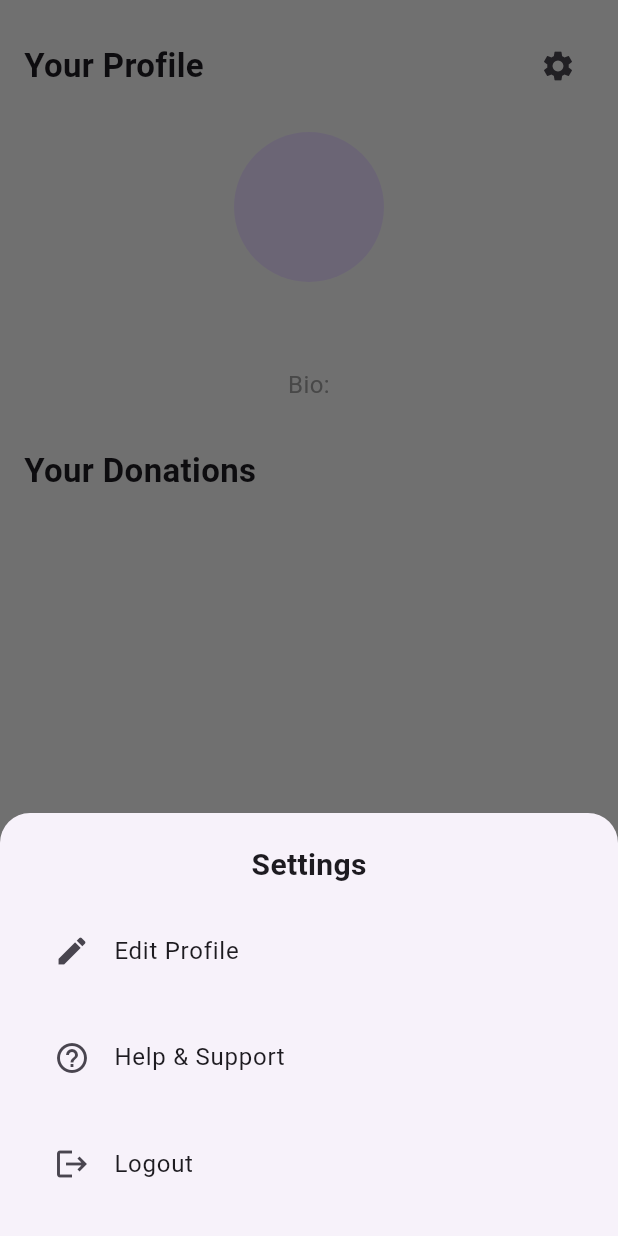
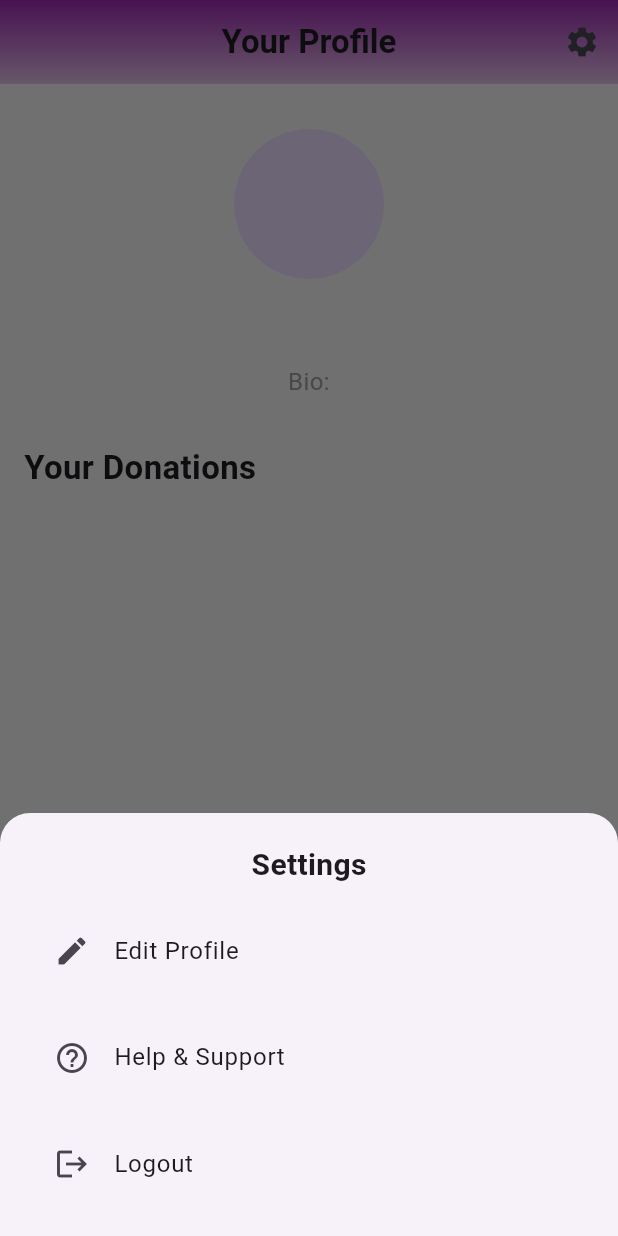
Before and after one commit to chitti-a7r4/giveit-away, a Flutter app: the screen it shows once a user with an empty profile is signed in, item 4 of the bottom bar chosen, after a tap on the "settings" icon, on a phone screen of 412 x 824 dp. Run offline on Flutter 3.47's test engine with Material 3 defaults, Android fonts, the phone set to English and light mode, and no system bars; drawn by our look-alikes of salomon_bottom_bar; our stand-ins replace carousel_slider, cloud_firestore, firebase_auth, firebase_core, firebase_storage, geocoding and 4 more; missing offline and left inert: firebase_app_check; accounts and stored records are empty.

Commit message:
good css

```diff
--- a/lib/main.dart
+++ b/lib/main.dart
@@ -3,7 +3,7 @@ import 'package:salomon_bottom_bar/salomon_bottom_bar.dart';
 import 'package:firebase_core/firebase_core.dart';
 import 'package:firebase_auth/firebase_auth.dart';
 import 'package:firebase_app_check/firebase_app_check.dart'; // Import the App Check package
-
+import 'package:flutter/services.dart';
 import 'firebase_options.dart';
 import 'screens/home_screen.dart';
 import 'screens/post_screen.dart';
@@ -15,6 +15,14 @@ void main() async {
   WidgetsFlutterBinding.ensureInitialized();
   await Firebase.initializeApp(
     options: DefaultFirebaseOptions.currentPlatform,
+  );
+    WidgetsFlutterBinding.ensureInitialized();
+
+  SystemChrome.setSystemUIOverlayStyle(
+    const SystemUiOverlayStyle(
+      statusBarColor: Colors.black, // 🔲 Sets the background of status bar
+      statusBarIconBrightness: Brightness.light, // ☀️ For white icons on dark bar
+    ),
   );
 
   // Activate Firebase App Check using Play Integrity for Android
--- a/lib/screens/home_screen.dart
+++ b/lib/screens/home_screen.dart
@@ -1,5 +1,7 @@
 import 'package:flutter/material.dart';
 import 'package:cloud_firestore/cloud_firestore.dart';
+import 'package:geolocator/geolocator.dart';
+import 'package:geocoding/geocoding.dart';
 import 'item_view_screen.dart';
 
 // 🔼 Custom widget for each donation item card
@@ -21,6 +23,7 @@ class DonationCard extends StatelessWidget {
 
   @override
   Widget build(BuildContext context) {
+
     return Card(
       margin: const EdgeInsets.symmetric(vertical: 8),
       shape: RoundedRectangleBorder(borderRadius: BorderRadius.circular(12)),
@@ -56,6 +59,7 @@ class DonationCard extends StatelessWidget {
     );
   }
 }
+
 class HomeScreen extends StatefulWidget {
   const HomeScreen({super.key});
 
@@ -65,41 +69,82 @@ class HomeScreen extends StatefulWidget {
 
 class _HomeScreenState extends State<HomeScreen> {
   String selectedLocation = 'All';
+  String selectedCategory = 'All';
 
   final List<String> locations = [
     'All', 'Shillong', 'Guwahati', 'Delhi', 'Hyderabad' // ➕ add more
   ];
 
+  final List<String> categories = [
+    'All', 'Electronics', 'Furniture', 'Clothing', 'Books', 'Others'
+  ];
+
+  // Function to get current location
+  Future<void> _getCurrentLocation() async {
+    bool serviceEnabled = await Geolocator.isLocationServiceEnabled();
+    if (!serviceEnabled) {
+      await Geolocator.openLocationSettings();
+      return;
+    }
+
+    LocationPermission permission = await Geolocator.checkPermission();
+    if (permission == LocationPermission.denied) {
+      permission = await Geolocator.requestPermission();
+      if (permission == LocationPermission.deniedForever) {
+        return;
+      }
+    }
+
+    Position position = await Geolocator.getCurrentPosition(
+        desiredAccuracy: LocationAccuracy.high);
+
+    List<Placemark> placemarks =
+        await placemarkFromCoordinates(position.latitude, position.longitude);
+
+    if (placemarks.isNotEmpty) {
+      final city = placemarks.first.locality;
+      setState(() {
+        selectedLocation = city ?? 'Unknown';
+      });
+    }
+  }
+
   @override
   Widget build(BuildContext context) {
     return Scaffold(
+      appBar: AppBar(
+        flexibleSpace: Container(
+          decoration: const BoxDecoration(
+            gradient: LinearGradient(
+              colors: [
+                Color(0xFF2196F3), // Blue
+                Color(0xFFBBDEFB), // Light Blue
+              ],
+              begin: Alignment.topCenter,
+              end: Alignment.bottomCenter,
+            ),
+          ),
+        ),
+        title: const Text(
+          'giveIT-away',
+          style: TextStyle(fontSize: 22, fontWeight: FontWeight.bold),
+        ),
+        centerTitle: true,
+      ),
       backgroundColor: Colors.grey[100],
       body: Padding(
         padding: const EdgeInsets.symmetric(horizontal: 16, vertical: 30),
         child: Column(
           crossAxisAlignment: CrossAxisAlignment.start,
           children: [
-            // 🔝 Top Bar
-            Row(
-              mainAxisAlignment: MainAxisAlignment.spaceBetween,
-              children: const [
-                Text(
-                  'giveIT-away',
-                  style: TextStyle(fontSize: 22, fontWeight: FontWeight.bold),
-                ),
-                Icon(Icons.lock_outline, size: 24),
-              ],
-            ),
-
-            const SizedBox(height: 15),
+          //  const SizedBox(height: 15),
             const Text(
               'Give things away easily',
               style: TextStyle(fontSize: 24, fontWeight: FontWeight.bold),
             ),
-
             const SizedBox(height: 20),
 
-            // 🌍 Location Dropdown
+            // 🌍 Location Dropdown and Current Location Button
             Row(
               children: [
                 const Text("Location: ", style: TextStyle(fontWeight: FontWeight.bold)),
@@ -120,10 +165,38 @@ class _HomeScreenState extends State<HomeScreen> {
                     );
                   }).toList(),
                 ),
+                IconButton(
+                  icon: const Icon(Icons.my_location),
+                  onPressed: _getCurrentLocation,
+                ),
               ],
             ),
 
-            const SizedBox(height: 15),
+            const SizedBox(height: 5),
+
+            // 📦 Category Dropdown
+            Row(
+              children: [
+                const Text("Category: ", style: TextStyle(fontWeight: FontWeight.bold)),
+                const SizedBox(width: 10),
+                DropdownButton<String>(
+                  value: selectedCategory,
+                  onChanged: (value) {
+                    if (value != null) {
+                      setState(() {
+                        selectedCategory = value;
+                      });
+                    }
+                  },
+                  items: categories.map((cat) {
+                    return DropdownMenuItem(
+                      value: cat,
+                      child: Text(cat),
+                    );
+                  }).toList(),
+                ),
+              ],
+            ),
 
             // 🔄 Posts List
             Expanded(
@@ -141,18 +214,20 @@ class _HomeScreenState extends State<HomeScreen> {
                     return const Center(child: Text('No items available yet.'));
                   }
 
-                  // ⛏️ Filter data by selected location (client-side filter)
-final filteredDocs = selectedLocation == 'All'
-    ? snapshot.data!.docs
-    : snapshot.data!.docs.where((doc) {
-        final data = doc.data() as Map<String, dynamic>;
-        final location = data['location'] ?? '';
-        return location.toString().toLowerCase().startsWith(selectedLocation.toLowerCase());
-      }).toList();
+                  // ⛏️ Filter data by selected location and category
+                  final filteredDocs = snapshot.data!.docs.where((doc) {
+                    final data = doc.data() as Map<String, dynamic>;
+                    final location = data['location'] ?? '';
+                    final category = data['category'] ?? '';
 
+                    bool locationMatch = selectedLocation == 'All' || location.toString().toLowerCase().startsWith(selectedLocation.toLowerCase());
+                    bool categoryMatch = selectedCategory == 'All' || category.toString().toLowerCase().startsWith(selectedCategory.toLowerCase());
+
+                    return locationMatch && categoryMatch;
+                  }).toList();
 
                   if (filteredDocs.isEmpty) {
-                    return const Center(child: Text('No items found for this location.'));
+                    return const Center(child: Text('No items found for this location and category.'));
                   }
 
                   return ListView(
--- a/lib/screens/profile_screen.dart
+++ b/lib/screens/profile_screen.dart
@@ -70,28 +70,36 @@ class ProfileScreen extends StatelessWidget {
   @override
   Widget build(BuildContext context) {
     return Scaffold(
+      appBar: AppBar(
+                flexibleSpace: Container(
+          decoration: const BoxDecoration(
+            gradient: LinearGradient(
+              colors: [
+          Color(0xFF9C27B0), // Purple
+          Color(0xFFE1BEE7), // Light Blue
+              ],
+              begin: Alignment.topCenter,
+              end: Alignment.bottomCenter,
+            ),
+          ),
+        ),
+        title: const Text(
+          'Your Profile',
+          style: TextStyle(fontSize: 22, fontWeight: FontWeight.bold),
+        ),
+        centerTitle: true,
+        actions: [
+          IconButton(
+            icon: const Icon(Icons.settings),
+            onPressed: () => _showSettingsMenu(context),
+          ),
+        ],
+      ),
       backgroundColor: Colors.grey[100],
       body: SafeArea(
         child: Column(
           children: [
-            // Top bar
-            Padding(
-              padding: const EdgeInsets.symmetric(horizontal: 16, vertical: 20),
-              child: Row(
-                mainAxisAlignment: MainAxisAlignment.spaceBetween,
-                children: [
-                  const Text(
-                    'Your Profile',
-                    style: TextStyle(fontSize: 22, fontWeight: FontWeight.bold),
-                  ),
-                  IconButton(
-                    icon: const Icon(Icons.settings),
-                    onPressed: () => _showSettingsMenu(context),
-                  ),
-                ],
-              ),
-            ),
-
+            const SizedBox(height: 30),
             // User Info and Content
             Expanded(
               child: FutureBuilder<Map<String, dynamic>?>(
```
Also changed, not shown: lib/screens/chat_list_screen.dart (+17 -2 lines), lib/screens/post_screen.dart (+17 -2 lines).
